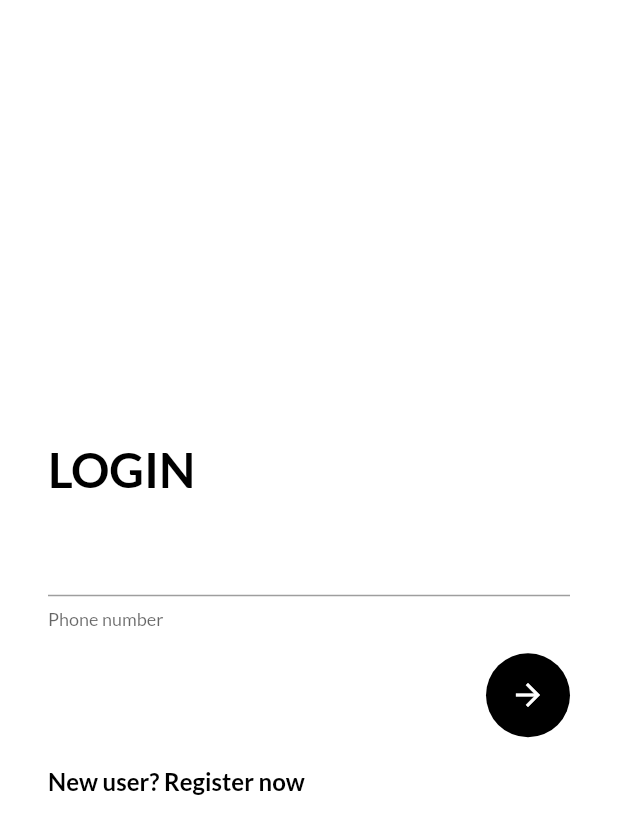
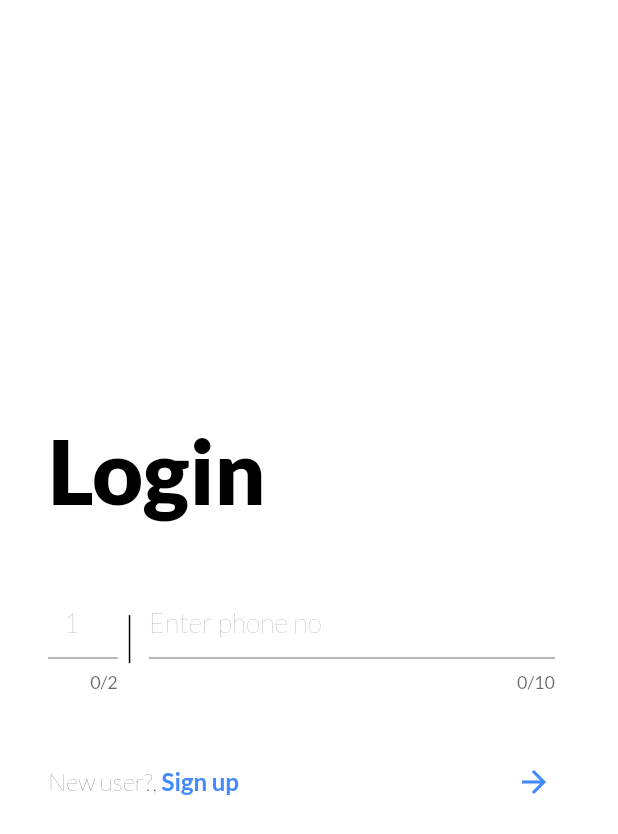
Before and after one commit to iamabhishek229313/finshare, a Flutter app: the screen it shows after launch, on a phone screen of 412 x 824 dp. Shown: the top 834 px of the screen. Run offline on Flutter 3.47's test engine with Material 2 defaults, Android fonts, the light colour scheme and no system bars; our stand-ins replace firebase_auth, firebase_core, flutter_bloc, flutter_phoenix, google_fonts; missing offline and left inert: chart_components; accounts and stored records are empty.

Commit message:
Register and Login Screens UI done with routings

```diff
--- a/lib/main.dart
+++ b/lib/main.dart
@@ -1,9 +1,12 @@
+import 'package:finshare/screens/auth/otp_screen.dart';
+import 'package:finshare/screens/auth/register_screen.dart';
 import 'package:finshare/screens/splash/splash_screen.dart';
 import 'package:firebase_core/firebase_core.dart';
 import 'package:flutter/material.dart';
 import 'package:flutter_bloc/flutter_bloc.dart';
 import 'package:flutter_phoenix/flutter_phoenix.dart';
 import 'package:google_fonts/google_fonts.dart';
+import 'package:finshare/screens/auth/otp_screen.dart';
 
 void main() async {
   WidgetsFlutterBinding.ensureInitialized();
--- a/lib/screens/auth/login_screen.dart
+++ b/lib/screens/auth/login_screen.dart
@@ -1,7 +1,7 @@
 import 'dart:developer';
 
 import 'package:finshare/screens/auth/otp_screen.dart';
-import 'package:finshare/screens/auth/registration_screen.dart';
+import 'package:finshare/screens/auth/register_screen.dart';
 import 'package:finshare/util/progress_indc.dart';
 import 'package:firebase_auth/firebase_auth.dart';
 import 'package:flutter/material.dart';
@@ -17,7 +17,8 @@ class Login extends StatelessWidget {
         phoneNumber: "+91" + phone,
         timeout: Duration(seconds: 60),
         verificationCompleted: (AuthCredential credential) async {
-          UserCredential _userCredential = await _auth.signInWithCredential(credential);
+          UserCredential _userCredential =
+              await _auth.signInWithCredential(credential);
           User? _user = _userCredential.user;
           if (_user != null) {}
         },
@@ -56,43 +57,112 @@ class Login extends StatelessWidget {
               mainAxisAlignment: MainAxisAlignment.center,
               children: <Widget>[
                 Text(
-                  "LOGIN",
-                  style: TextStyle(fontSize: 32.0, fontWeight: FontWeight.bold, color: Colors.black),
+                  "Login",
+                  style: TextStyle(
+                      fontSize: screenWidth / 7,
+                      fontWeight: FontWeight.w900,
+                      color: Colors.black),
+                ),
+                SizedBox(
+                  height: screenHeight / 20,
+                ),
+                Row(
+                  mainAxisAlignment: MainAxisAlignment.spaceBetween,
+                  crossAxisAlignment: CrossAxisAlignment.center,
+                  children: [
+                    Container(
+                      padding: EdgeInsets.fromLTRB(0, 0, 5, 0),
+                      width: screenWidth / 8,
+                      child: TextField(
+                        maxLength: 2,
+                        controller: _codeController,
+                        keyboardType: TextInputType.number,
+                        cursorColor: Colors.black,
+                        scrollPadding: EdgeInsets.zero,
+                        style: TextStyle(
+                            fontSize: 18.0, fontWeight: FontWeight.w100),
+                        decoration:
+                            InputDecoration(hintText: "1", prefixText: "+"),
+                      ),
+                    ),
+                    Container(
+                      width: 1,
+                      height: 32,
+                      color: Colors.black,
+                    ),
+                    Container(
+                      padding: EdgeInsets.symmetric(horizontal: 10),
+                      width: screenWidth - 80 - screenWidth / 10,
+                      child: TextField(
+                        maxLength: 10,
+                        controller: _phoneController,
+                        keyboardType: TextInputType.number,
+                        cursorColor: Colors.black,
+                        scrollPadding: EdgeInsets.zero,
+                        style: TextStyle(
+                            fontSize: 18.0, fontWeight: FontWeight.w100),
+                        decoration: InputDecoration(
+                            hintText: 'Enter phone no', prefixText: ""),
+                      ),
+                    ),
+                  ],
                 ),
                 SizedBox(
                   height: 16,
                 ),
-                TextField(
-                  controller: _phoneController,
-                  keyboardType: TextInputType.number,
-                  cursorColor: Colors.black,
-                  scrollPadding: EdgeInsets.zero,
-                  style: TextStyle(fontSize: 22.0, fontWeight: FontWeight.w600),
-                  decoration: InputDecoration(helperText: 'Phone number', prefixText: "+91"),
+                SizedBox(height: 20.0),
+                Row(
+                  mainAxisAlignment: MainAxisAlignment.spaceBetween,
+                  children: [
+                    Container(
+                      child: Row(
+                        children: [
+                          GestureDetector(
+                              onTap: () {
+                                Navigator.push(
+                                    context,
+                                    MaterialPageRoute(
+                                        builder: (_) => Register()));
+                              },
+                              child: Text(
+                                "New user?, ",
+                                style: TextStyle(
+                                    fontWeight: FontWeight.w100,
+                                    fontSize: 16.0,
+                                    color: Colors.black),
+                              )),
+                          GestureDetector(
+                              onTap: () {
+                                Navigator.push(
+                                    context,
+                                    MaterialPageRoute(
+                                        builder: (_) => Register()));
+                              },
+                              child: Text(
+                                "Sign up",
+                                style: TextStyle(
+                                    fontWeight: FontWeight.bold,
+                                    fontSize: 16.0,
+                                    color: Colors.blueAccent),
+                              )),
+                        ],
                       ),
-                SizedBox(
-                  height: 16,
                     ),
-                Align(
-                  alignment: Alignment.centerRight,
-                  child: FloatingActionButton(
-                    elevation: 0.0,
+                    IconButton(
+                      splashColor: Colors.white10,
+                      focusColor: Colors.white10,
+                      highlightColor: Colors.white10,
+                      icon: Icon(
+                        Icons.arrow_forward,
+                        color: Colors.blueAccent,
+                      ),
                       onPressed: () {
                         final phone = _phoneController.text.trim();
                         loginUser(phone, context);
                       },
-                    child: Icon(Icons.arrow_forward),
+                    )
+                  ],
                 ),
-                ),
-                SizedBox(height: 20.0),
-                GestureDetector(
-                    onTap: () {
-                      Navigator.push(context, MaterialPageRoute(builder: (_) => Registration()));
-                    },
-                    child: Text(
-                      "New user? Register now",
-                      style: TextStyle(fontWeight: FontWeight.bold, fontSize: 16.0, color: Colors.black),
-                    )),
               ],
             ),
           ),
```
Also changed, not shown: lib/screens/auth/register_screen.dart (added, +202 -0 lines), lib/screens/auth/registration_screen.dart (deleted, +0 -17 lines), pubspec.lock, 3 other files. Lines whose indentation alone changed are shown as unchanged.
